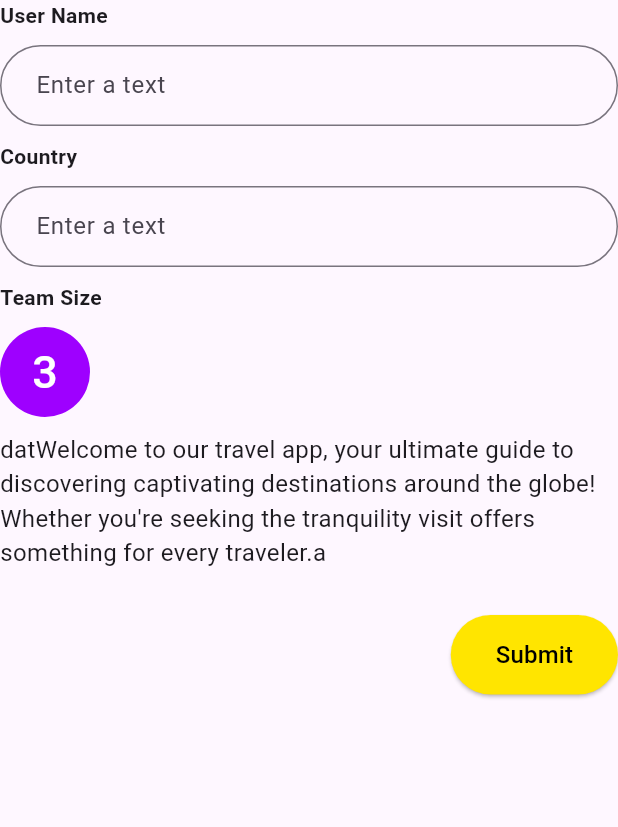
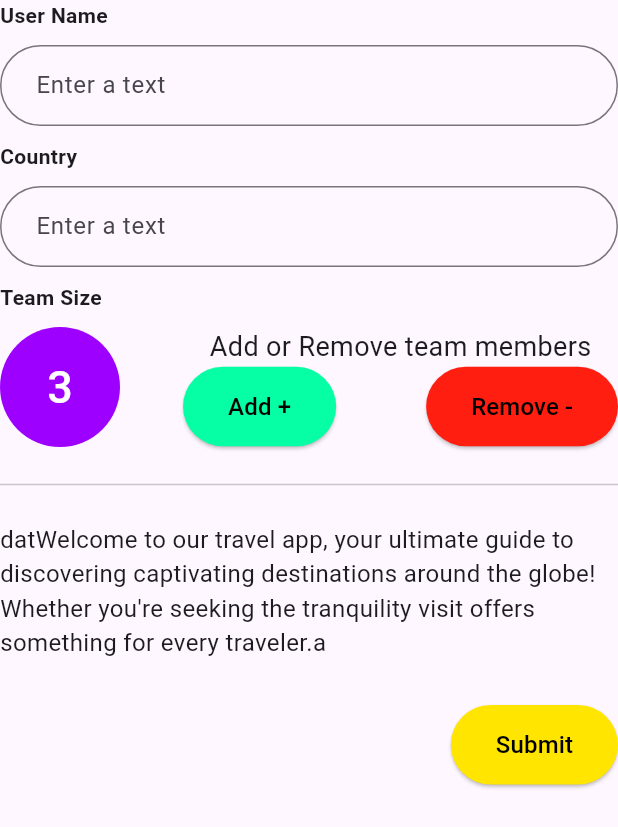
Before and after one commit to WmIsuru2001/Awesome-Places, a Flutter app: the BookingsForm widget shown alone on an empty page, opened directly, on a phone screen of 412 x 824 dp. Shown: the top 827 px of the screen. Run offline on Flutter 3.47's test engine with Material 3 defaults, Android fonts, the phone set to English and light mode, and no system bars.

Commit message:
booking update

```diff
--- a/lib/pages/booking_page/bookings_form.dart
+++ b/lib/pages/booking_page/bookings_form.dart
@@ -47,10 +47,11 @@ class BookingsForm extends StatelessWidget {
           height: 10,
         ),
         Row(
+          mainAxisAlignment: MainAxisAlignment.spaceBetween,
           children: [
             Container(
-              width: 60,
-              height: 60,
+              width: 80,
+              height: 80,
               decoration: BoxDecoration(
                 color: mainColor,
                 borderRadius: BorderRadius.circular(100),
@@ -65,11 +66,40 @@ class BookingsForm extends StatelessWidget {
                   ),
                 ),
               ),
+            ),
+            const SizedBox(
+              width: 290,
+              child: Column(
+                children: [
+                  Text(
+                    "Add or Remove team members",
+                    style: TextStyle(
+                      fontSize: 18,
+                      fontWeight: FontWeight.w400,
+                    ),
+                  ),
+                  Row(
+                    mainAxisAlignment: MainAxisAlignment.spaceBetween,
+                    children: [
+                      CustomButtons(
+                          buttonText: "Add +", buttonBgColor: mainGreen),
+                      CustomButtons(
+                          buttonText: "Remove -", buttonBgColor: mainRed)
+                    ],
+                  )
+                ],
+              ),
             )
           ],
         ),
         const SizedBox(
+          height: 20,
+        ),
+        const Divider(
           height: 10,
+        ),
+        const SizedBox(
+          height: 20,
         ),
         const Text(
           "datWelcome to our travel app, your ultimate guide to discovering captivating destinations around the globe! Whether you're seeking the tranquility visit offers something for every traveler.a",
```
